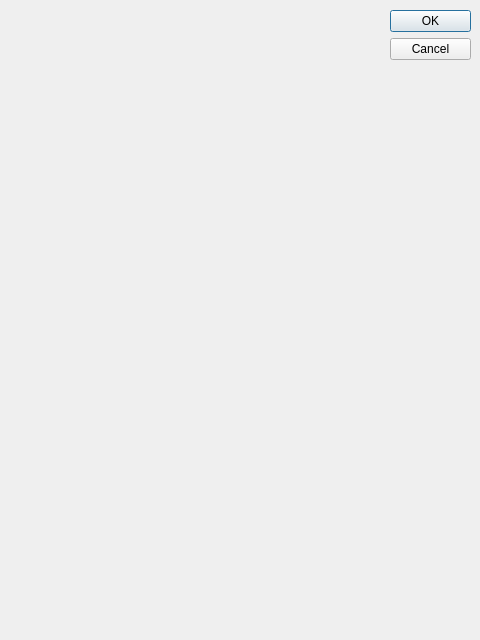
The window that gui/forms/simulation_dialog.ui (biel-wro/SimBaD) describes before a commit, drawn with Qt 5.
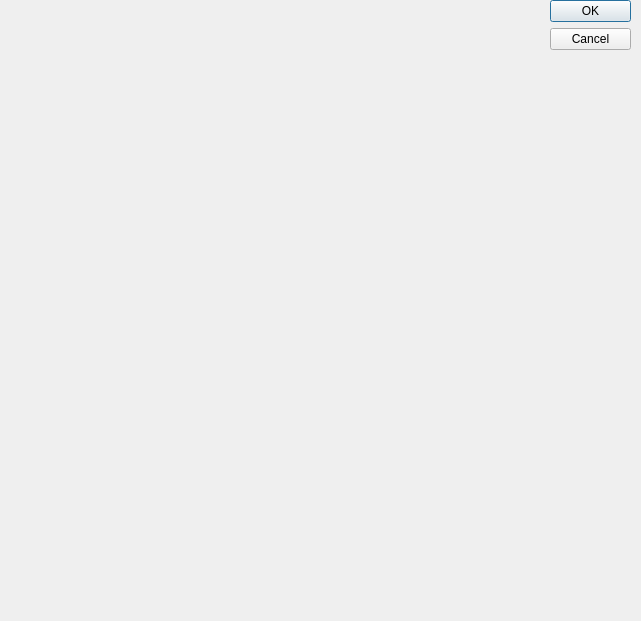
The same window after the commit. Custom widgets are drawn as their Qt base class.

Patch:
```diff
--- a/gui/forms/simulation_dialog.ui
+++ b/gui/forms/simulation_dialog.ui
@@ -2,22 +2,14 @@
 <ui version="4.0">
  <class>Simulation_Dialog</class>
  <widget class="QDialog" name="Simulation_Dialog">
-  <property name="geometry">
-   <rect>
-    <x>0</x>
-    <y>0</y>
-    <width>480</width>
-    <height>640</height>
-   </rect>
-  </property>
   <property name="windowTitle">
    <string>Dialog</string>
   </property>
   <widget class="QDialogButtonBox" name="buttonBox">
    <property name="geometry">
     <rect>
-     <x>390</x>
-     <y>10</y>
+     <x>550</x>
+     <y>0</y>
      <width>81</width>
      <height>621</height>
     </rect>
@@ -29,7 +21,25 @@
     <set>QDialogButtonBox::Cancel|QDialogButtonBox::Ok</set>
    </property>
   </widget>
+  <widget class="My_GLWidget" name="widget" native="true">
+   <property name="geometry">
+    <rect>
+     <x>10</x>
+     <y>10</y>
+     <width>401</width>
+     <height>401</height>
+    </rect>
+   </property>
+  </widget>
  </widget>
+ <customwidgets>
+  <customwidget>
+   <class>My_GLWidget</class>
+   <extends>QWidget</extends>
+   <header>my_glwidget.h</header>
+   <container>1</container>
+  </customwidget>
+ </customwidgets>
  <resources/>
  <connections>
   <connection>
```
